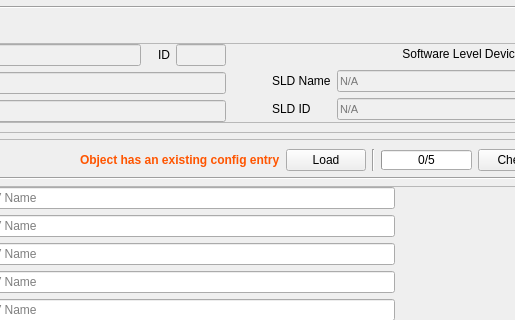
Before: the Qt Designer form ServiceManager/GUI/layouts/ConfigEntry.ui in ISISNeutronMuon/HLM_PV_Import, drawn with Qt 5; both pictures show x 176 to 691 and y 105 to 425 of the 850 by 628 pixel window.
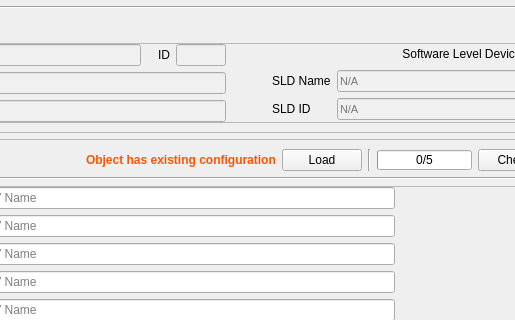
After: the same form once the commit is applied.

Commit message: Add SLD on Vessel/Cryostat/Gas Counter creation, Service check for object SLD when adding measurements, updated manager config table

```diff
--- a/ServiceManager/GUI/layouts/ConfigEntry.ui
+++ b/ServiceManager/GUI/layouts/ConfigEntry.ui
@@ -868,7 +868,7 @@
                 <string notr="true">color: rgb(255, 85, 0);</string>
                </property>
                <property name="text">
-                <string>Object has an existing config entry</string>
+                <string>Object has existing configuration</string>
                </property>
               </widget>
              </item>
```
Left out of the diff: 192 changed lines with no effect on the pictures. The commit also changes 7 other files.
